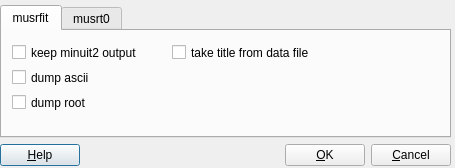
The window that src/musredit/forms/PPrefsDialog.ui (aPeter1/musrfit-fork) describes before a commit, drawn with Qt 5.
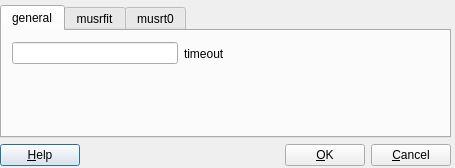
The same window after the commit. Icons and pictures are not drawn.

Commit message: added possibility to change timeout on the fly

What changed in the file:
```diff
--- a/src/musredit/forms/PPrefsDialog.ui
+++ b/src/musredit/forms/PPrefsDialog.ui
@@ -35,6 +35,46 @@
       <property name="currentIndex">
        <number>0</number>
       </property>
+      <widget class="QWidget" name="tab_3">
+       <attribute name="title">
+        <string>general</string>
+       </attribute>
+       <widget class="QWidget" name="">
+        <property name="geometry">
+         <rect>
+          <x>10</x>
+          <y>10</y>
+          <width>421</width>
+          <height>25</height>
+         </rect>
+        </property>
+        <layout class="QHBoxLayout" name="horizontalLayout_2">
+         <item>
+          <widget class="QLineEdit" name="fTimeout_lineEdit"/>
+         </item>
+         <item>
+          <widget class="QLabel" name="fTimeout_label">
+           <property name="text">
+            <string>timeout</string>
+           </property>
+          </widget>
+         </item>
+         <item>
+          <spacer name="horizontalSpacer_2">
+           <property name="orientation">
+            <enum>Qt::Horizontal</enum>
+           </property>
+           <property name="sizeHint" stdset="0">
+            <size>
+             <width>208</width>
+             <height>20</height>
+            </size>
+           </property>
+          </spacer>
+         </item>
+        </layout>
+       </widget>
+      </widget>
       <widget class="QWidget" name="tab">
        <attribute name="title">
         <string>musrfit</string>
```
The commit also changes 4 other files.
